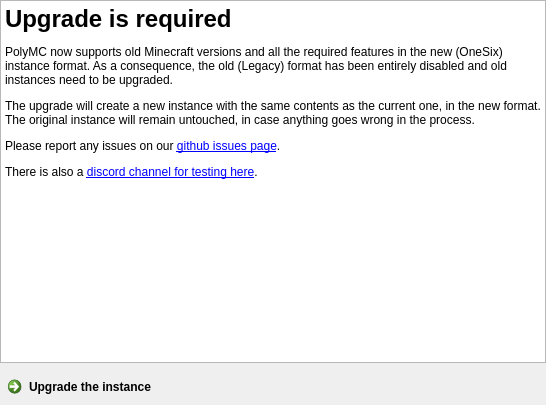
This is launcher/ui/pages/instance/LegacyUpgradePage.ui in FreesmTeam/FreesmLauncher as Qt 5 draws it before an edit. The edited form follows.
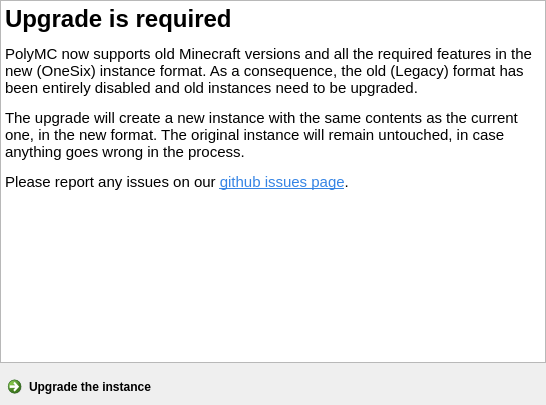
This is the edited form.

Commit message: Remove drama from readme and remove mmc discord link

Patch:
```diff
--- a/launcher/ui/pages/instance/LegacyUpgradePage.ui
+++ b/launcher/ui/pages/instance/LegacyUpgradePage.ui
@@ -26,7 +26,14 @@
    <item>
     <widget class="QTextBrowser" name="textBrowser">
      <property name="html">
-         <string>&lt;html&gt;&lt;body&gt;&lt;h1&gt;Upgrade is required&lt;/h1&gt;&lt;p&gt;PolyMC now supports old Minecraft versions and all the required features in the new (OneSix) instance format. As a consequence, the old (Legacy) format has been entirely disabled and old instances need to be upgraded.&lt;/p&gt;&lt;p&gt;The upgrade will create a new instance with the same contents as the current one, in the new format. The original instance will remain untouched, in case anything goes wrong in the process.&lt;/p&gt;&lt;p&gt;Please report any issues on our &lt;a href=&quot;https://github.com/PolyMC/PolyMC/issues&quot;&gt;github issues page&lt;/a&gt;.&lt;/p&gt;&lt;p&gt;There is also a &lt;a href=&quot;https://discord.gg/GtPmv93&quot;&gt;discord channel for testing here&lt;/a&gt;.&lt;/p&gt;&lt;/body&gt;&lt;/html&gt;</string>
+      <string>&lt;!DOCTYPE HTML PUBLIC &quot;-//W3C//DTD HTML 4.0//EN&quot; &quot;http://www.w3.org/TR/REC-html40/strict.dtd&quot;&gt;
+&lt;html&gt;&lt;head&gt;&lt;meta name=&quot;qrichtext&quot; content=&quot;1&quot; /&gt;&lt;style type=&quot;text/css&quot;&gt;
+p, li { white-space: pre-wrap; }
+&lt;/style&gt;&lt;/head&gt;&lt;body style=&quot; font-family:'Noto Sans'; font-size:11pt; font-weight:400; font-style:normal;&quot;&gt;
+&lt;h1 style=&quot; margin-top:18px; margin-bottom:12px; margin-left:0px; margin-right:0px; -qt-block-indent:0; text-indent:0px;&quot;&gt;&lt;span style=&quot; font-size:xx-large; font-weight:600;&quot;&gt;Upgrade is required&lt;/span&gt;&lt;/h1&gt;
+&lt;p style=&quot; margin-top:12px; margin-bottom:12px; margin-left:0px; margin-right:0px; -qt-block-indent:0; text-indent:0px;&quot;&gt;PolyMC now supports old Minecraft versions and all the required features in the new (OneSix) instance format. As a consequence, the old (Legacy) format has been entirely disabled and old instances need to be upgraded.&lt;/p&gt;
+&lt;p style=&quot; margin-top:12px; margin-bottom:12px; margin-left:0px; margin-right:0px; -qt-block-indent:0; text-indent:0px;&quot;&gt;The upgrade will create a new instance with the same contents as the current one, in the new format. The original instance will remain untouched, in case anything goes wrong in the process.&lt;/p&gt;
+&lt;p style=&quot; margin-top:12px; margin-bottom:12px; margin-left:0px; margin-right:0px; -qt-block-indent:0; text-indent:0px;&quot;&gt;Please report any issues on our &lt;a href=&quot;https://github.com/PolyMC/PolyMC/issues&quot;&gt;&lt;span style=&quot; text-decoration: underline; color:#3584e4;&quot;&gt;github issues page&lt;/span&gt;&lt;/a&gt;.&lt;/p&gt;&lt;/body&gt;&lt;/html&gt;</string>
      </property>
      <property name="openExternalLinks">
       <bool>true</bool>
```
The commit also changes 1 other file.
